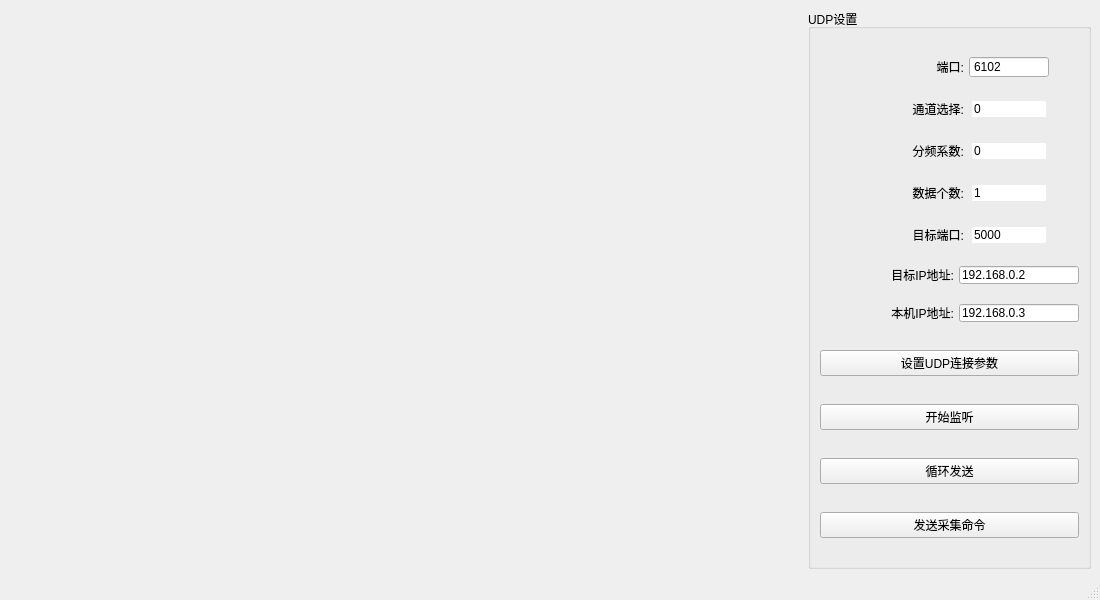
Old version of the form shiboqi_remake.ui in the repository Ammmmm123/shiboqi_remake.
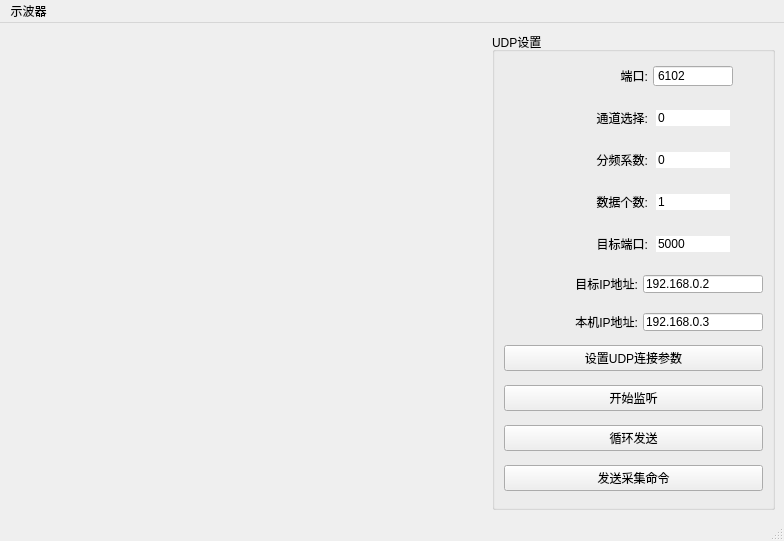
New version of the form.

```diff
--- a/shiboqi_remake.ui
+++ b/shiboqi_remake.ui
@@ -6,20 +6,32 @@
    <rect>
     <x>0</x>
     <y>0</y>
-    <width>1100</width>
-    <height>600</height>
+    <width>784</width>
+    <height>541</height>
    </rect>
   </property>
   <property name="windowTitle">
    <string>shiboqi_remake</string>
   </property>
   <widget class="QWidget" name="centralwidget">
+   <property name="enabled">
+    <bool>true</bool>
+   </property>
+   <property name="sizePolicy">
+    <sizepolicy hsizetype="Maximum" vsizetype="MinimumExpanding">
+     <horstretch>0</horstretch>
+     <verstretch>0</verstretch>
+    </sizepolicy>
+   </property>
    <layout class="QHBoxLayout" name="horizontalLayout_main" stretch="4,1">
     <item>
      <spacer name="horizontalSpacer">
       <property name="orientation">
        <enum>Qt::Horizontal</enum>
       </property>
+      <property name="sizeType">
+       <enum>QSizePolicy::Expanding</enum>
+      </property>
       <property name="sizeHint" stdset="0">
        <size>
         <width>40</width>
@@ -493,10 +505,16 @@
     <rect>
      <x>0</x>
      <y>0</y>
-     <width>1100</width>
-     <height>24</height>
+     <width>784</width>
+     <height>21</height>
     </rect>
    </property>
+   <widget class="QMenu" name="menu">
+    <property name="title">
+     <string>示波器</string>
+    </property>
+   </widget>
+   <addaction name="menu"/>
   </widget>
   <widget class="QStatusBar" name="statusbar"/>
  </widget>
```
